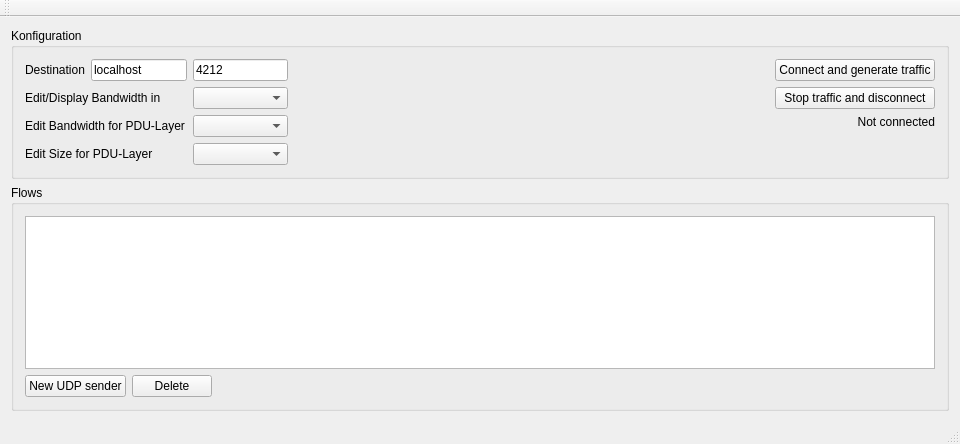
tibob/wanperf, file mainwindow.ui: the form before one commit.
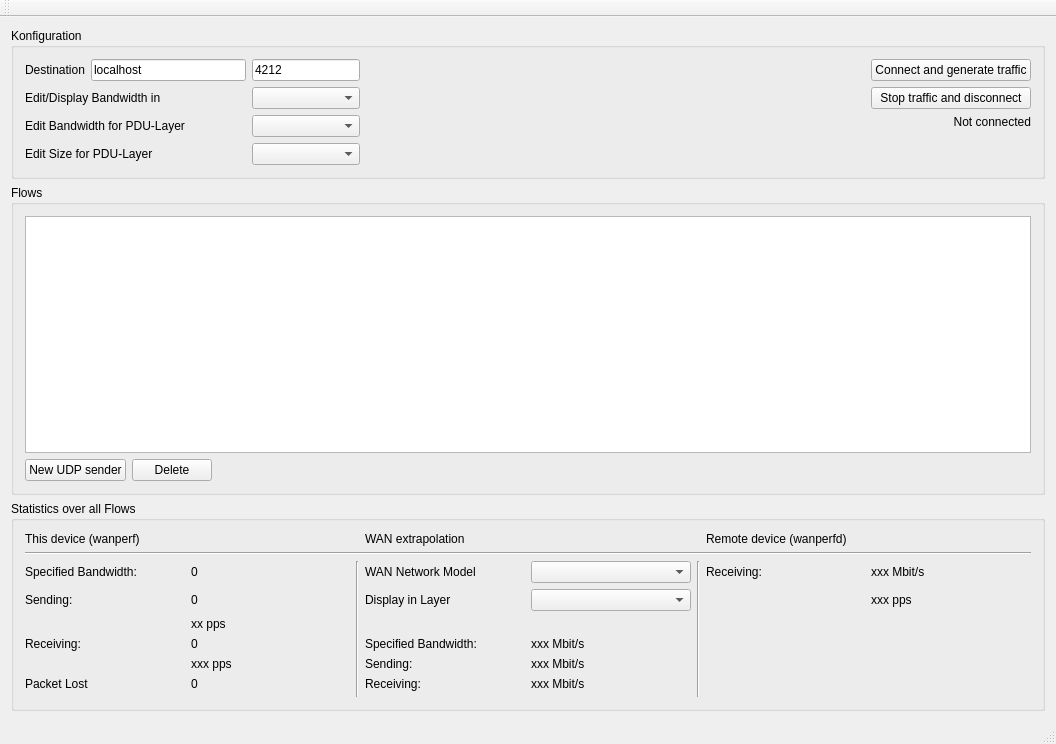
The form after the commit.

```diff
--- a/mainwindow.ui
+++ b/mainwindow.ui
@@ -6,61 +6,16 @@
    <rect>
     <x>0</x>
     <y>0</y>
-    <width>960</width>
-    <height>444</height>
+    <width>1056</width>
+    <height>744</height>
    </rect>
   </property>
   <property name="windowTitle">
    <string>MainWindow</string>
   </property>
   <widget class="QWidget" name="centralWidget">
-   <layout class="QGridLayout" name="gridLayout_6">
-    <item row="1" column="0">
-     <widget class="QGroupBox" name="groupBox_4">
-      <property name="sizePolicy">
-       <sizepolicy hsizetype="Preferred" vsizetype="Expanding">
-        <horstretch>0</horstretch>
-        <verstretch>0</verstretch>
-       </sizepolicy>
-      </property>
-      <property name="title">
-       <string>Flows</string>
-      </property>
-      <layout class="QGridLayout" name="gridLayout_7">
-       <item row="0" column="0" colspan="3">
-        <widget class="QTableView" name="udpSenderView"/>
-       </item>
-       <item row="1" column="0">
-        <widget class="QPushButton" name="insertUdpSender">
-         <property name="text">
-          <string>New UDP sender</string>
-         </property>
-        </widget>
-       </item>
-       <item row="1" column="1">
-        <widget class="QPushButton" name="removeUdpSender">
-         <property name="text">
-          <string>Delete</string>
-         </property>
-        </widget>
-       </item>
-       <item row="1" column="2">
-        <spacer name="horizontalSpacer">
-         <property name="orientation">
-          <enum>Qt::Horizontal</enum>
-         </property>
-         <property name="sizeHint" stdset="0">
-          <size>
-           <width>748</width>
-           <height>20</height>
-          </size>
-         </property>
-        </spacer>
-       </item>
-      </layout>
-     </widget>
-    </item>
-    <item row="0" column="0">
+   <layout class="QVBoxLayout" name="verticalLayout">
+    <item>
      <widget class="QGroupBox" name="groupBox_3">
       <property name="title">
        <string>Konfiguration</string>
@@ -193,6 +148,255 @@
       </layout>
      </widget>
     </item>
+    <item>
+     <widget class="QGroupBox" name="groupBox_4">
+      <property name="sizePolicy">
+       <sizepolicy hsizetype="Preferred" vsizetype="Expanding">
+        <horstretch>0</horstretch>
+        <verstretch>0</verstretch>
+       </sizepolicy>
+      </property>
+      <property name="title">
+       <string>Flows</string>
+      </property>
+      <layout class="QGridLayout" name="gridLayout_7">
+       <item row="0" column="0" colspan="3">
+        <widget class="QTableView" name="udpSenderView"/>
+       </item>
+       <item row="1" column="0">
+        <widget class="QPushButton" name="insertUdpSender">
+         <property name="text">
+          <string>New UDP sender</string>
+         </property>
+        </widget>
+       </item>
+       <item row="1" column="1">
+        <widget class="QPushButton" name="removeUdpSender">
+         <property name="text">
+          <string>Delete</string>
+         </property>
+        </widget>
+       </item>
+       <item row="1" column="2">
+        <spacer name="horizontalSpacer">
+         <property name="orientation">
+          <enum>Qt::Horizontal</enum>
+         </property>
+         <property name="sizeHint" stdset="0">
+          <size>
+           <width>748</width>
+           <height>20</height>
+          </size>
+         </property>
+        </spacer>
+       </item>
+      </layout>
+     </widget>
+    </item>
+    <item>
+     <widget class="QGroupBox" name="groupBox">
+      <property name="title">
+       <string>Statistics over all Flows</string>
+      </property>
+      <layout class="QGridLayout" name="gridLayout_3">
+       <item row="3" column="2" rowspan="7">
+        <widget class="Line" name="line">
+         <property name="orientation">
+          <enum>Qt::Vertical</enum>
+         </property>
+        </widget>
+       </item>
+       <item row="3" column="4">
+        <widget class="QComboBox" name="bandwidthLayer_5"/>
+       </item>
+       <item row="0" column="0">
+        <widget class="QLabel" name="label_2">
+         <property name="text">
+          <string>This device (wanperf)</string>
+         </property>
+        </widget>
+       </item>
+       <item row="0" column="3">
+        <widget class="QLabel" name="label_3">
+         <property name="text">
+          <string>WAN extrapolation</string>
+         </property>
+        </widget>
+       </item>
+       <item row="0" column="6" colspan="2">
+        <widget class="QLabel" name="label_4">
+         <property name="text">
+          <string>Remote device (wanperfd)</string>
+         </property>
+        </widget>
+       </item>
+       <item row="1" column="0" colspan="8">
+        <widget class="Line" name="line_3">
+         <property name="orientation">
+          <enum>Qt::Horizontal</enum>
+         </property>
+        </widget>
+       </item>
+       <item row="3" column="3">
+        <widget class="QLabel" name="label_26">
+         <property name="text">
+          <string>WAN Network Model</string>
+         </property>
+        </widget>
+       </item>
+       <item row="3" column="5" rowspan="7">
+        <widget class="Line" name="line_4">
+         <property name="orientation">
+          <enum>Qt::Vertical</enum>
+         </property>
+        </widget>
+       </item>
+       <item row="3" column="6">
+        <widget class="QLabel" name="label_20">
+         <property name="text">
+          <string>Receiving:</string>
+         </property>
+        </widget>
+       </item>
+       <item row="4" column="1">
+        <widget class="QLabel" name="sendingBandwidth">
+         <property name="text">
+          <string>0</string>
+         </property>
+        </widget>
+       </item>
+       <item row="4" column="4">
+        <widget class="QComboBox" name="bandwidthLayer_4"/>
+       </item>
+       <item row="4" column="3">
+        <widget class="QLabel" name="label_25">
+         <property name="text">
+          <string>Display in Layer</string>
+         </property>
+        </widget>
+       </item>
+       <item row="7" column="1">
+        <widget class="QLabel" name="wanperfReceivingPps">
+         <property name="text">
+          <string>xxx pps</string>
+         </property>
+        </widget>
+       </item>
+       <item row="7" column="3">
+        <widget class="QLabel" name="label_5">
+         <property name="text">
+          <string>Sending:</string>
+         </property>
+        </widget>
+       </item>
+       <item row="7" column="4">
+        <widget class="QLabel" name="label_19">
+         <property name="text">
+          <string>xxx Mbit/s</string>
+         </property>
+        </widget>
+       </item>
+       <item row="8" column="3">
+        <widget class="QLabel" name="label_7">
+         <property name="text">
+          <string>Receiving:</string>
+         </property>
+        </widget>
+       </item>
+       <item row="8" column="4">
+        <widget class="QLabel" name="label_17">
+         <property name="text">
+          <string>xxx Mbit/s</string>
+         </property>
+        </widget>
+       </item>
+       <item row="6" column="4">
+        <widget class="QLabel" name="label_24">
+         <property name="text">
+          <string>xxx Mbit/s</string>
+         </property>
+        </widget>
+       </item>
+       <item row="6" column="3">
+        <widget class="QLabel" name="label_6">
+         <property name="text">
+          <string>Specified Bandwidth:</string>
+         </property>
+        </widget>
+       </item>
+       <item row="5" column="1">
+        <widget class="QLabel" name="wanperfSendingPps">
+         <property name="text">
+          <string>xx pps</string>
+         </property>
+        </widget>
+       </item>
+       <item row="4" column="0">
+        <widget class="QLabel" name="label_16">
+         <property name="text">
+          <string>Sending:</string>
+         </property>
+        </widget>
+       </item>
+       <item row="3" column="0">
+        <widget class="QLabel" name="label_22">
+         <property name="text">
+          <string>Specified Bandwidth:</string>
+         </property>
+        </widget>
+       </item>
+       <item row="3" column="1">
+        <widget class="QLabel" name="specifiedBandwidth">
+         <property name="text">
+          <string>0</string>
+         </property>
+        </widget>
+       </item>
+       <item row="6" column="1">
+        <widget class="QLabel" name="receivingBandwidth">
+         <property name="text">
+          <string>0</string>
+         </property>
+        </widget>
+       </item>
+       <item row="6" column="0">
+        <widget class="QLabel" name="label_15">
+         <property name="text">
+          <string>Receiving:</string>
+         </property>
+        </widget>
+       </item>
+       <item row="8" column="0">
+        <widget class="QLabel" name="label_13">
+         <property name="text">
+          <string>Packet Lost</string>
+         </property>
+        </widget>
+       </item>
+       <item row="8" column="1">
+        <widget class="QLabel" name="packetLost">
+         <property name="text">
+          <string>0</string>
+         </property>
+        </widget>
+       </item>
+       <item row="4" column="7">
+        <widget class="QLabel" name="label_21">
+         <property name="text">
+          <string>xxx pps</string>
+         </property>
+        </widget>
+       </item>
+       <item row="3" column="7">
+        <widget class="QLabel" name="label_23">
+         <property name="text">
+          <string>xxx Mbit/s</string>
+         </property>
+        </widget>
+       </item>
+      </layout>
+     </widget>
+    </item>
    </layout>
   </widget>
   <widget class="QMenuBar" name="menuBar">
```
Left out of the diff: 2 changed lines with no effect on the pictures.
